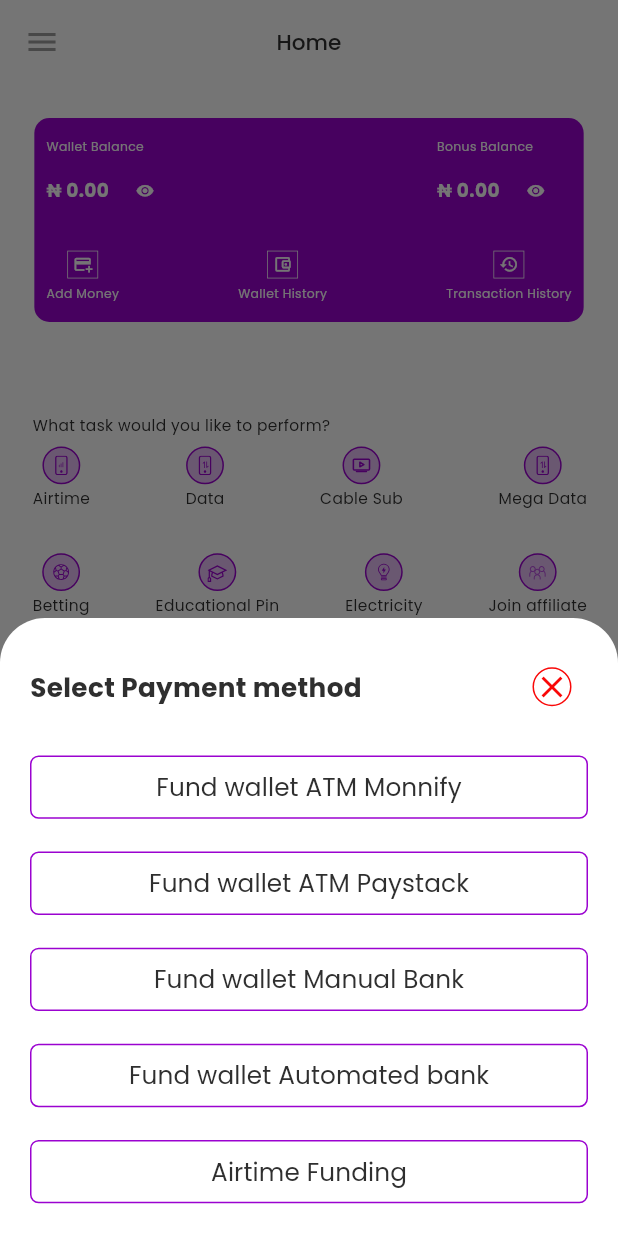
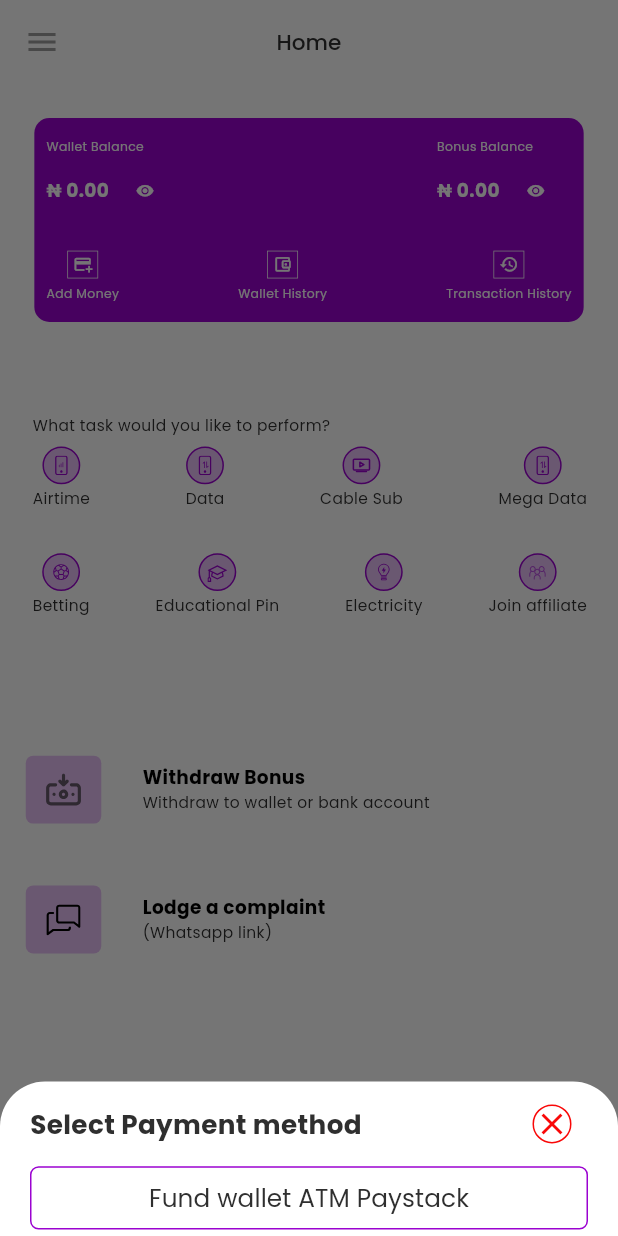
Before and after one commit to Emmatex123580/LitePay, a Flutter app: the HomeScreenPage screen opened directly, after a tap on the "add card" icon, on a phone screen of 412 x 824 dp. Run offline on Flutter 3.47's test engine with Material 3 defaults, Android fonts, the light colour scheme and no system bars; our stand-ins replace cached_network_image, cloud_firestore, firebase_auth, firebase_core, flutter_spinkit, flutter_svg and 3 more; accounts and stored records are empty.

Commit message:
adjusted the add bottomsheet

```diff
--- a/lib/auth/verify_email_page.dart
+++ b/lib/auth/verify_email_page.dart
@@ -4,6 +4,7 @@ import 'package:firebase_auth/firebase_auth.dart';
 import 'package:flutter/material.dart';
 import 'package:litepay/core/app_export.dart';
 import 'package:litepay/main.dart';
+import 'package:litepay/presentation/sign_in_screen.dart';
 import 'package:litepay/presentation/sign_up_one_screen.dart';
 
 class VerifyEmailPage extends StatefulWidget {
@@ -105,7 +106,7 @@ class _VerifyEmailPageState extends State<VerifyEmailPage> {
                 await FirebaseAuth.instance.signOut();
                 Navigator.push(
                   context,
-                  MaterialPageRoute(builder: ((context) => SignUpOneScreen()))
+                  MaterialPageRoute(builder: ((context) => SignInScreen()))
                 );
               }
             )
--- a/lib/presentation/home_screen_page.dart
+++ b/lib/presentation/home_screen_page.dart
@@ -39,7 +39,7 @@ class _HomeScreenPageState extends State<HomeScreenPage> {
           .get();
       Map<String,dynamic> data = documentSnapshot.data() as Map<String, dynamic>;
       setState(() {
-        retrievedValue = selectCharacters(data['username'], 15);
+        retrievedValue = selectCharacters(data['username'], 12);
       });
     } catch (e) {
       setState(() {
--- a/lib/widgets/add_money_bottomSheet.dart
+++ b/lib/widgets/add_money_bottomSheet.dart
@@ -16,10 +16,9 @@ void addMoneyBottomSheet(BuildContext context) {
     isDismissible: true,
     shape: const RoundedRectangleBorder(borderRadius: BorderRadius.vertical(top: Radius.circular(30))),
     builder: (BuildContext context) {
-      return SingleChildScrollView(
-        child: Container(
+      return Container(
         padding: EdgeInsets.only(left: 20, right: 20),
-          height: 400.v,
+        height: 100.v,
         child: Column(
           mainAxisAlignment: MainAxisAlignment.spaceEvenly,
           children: <Widget>[
@@ -52,18 +51,6 @@ void addMoneyBottomSheet(BuildContext context) {
                onPressed: () {
                 Navigator.push(
                   context,
-                    MaterialPageRoute(builder: (context) => FundWalletAtmMonnify()),
-                  );
-                },
-                height: 41.v,
-                text: "Fund wallet ATM Monnify",
-                buttonStyle: CustomButtonStyles.outlinePrimaryTL5,
-                buttonTextStyle: theme.textTheme.bodyLarge!,
-              ),
-              CustomOutlinedButton(
-                 onPressed: () {
-                  Navigator.push(
-                    context,
                   MaterialPageRoute(builder: (context) => FundWalletAtmPaystack()),
                 );
               },
@@ -72,45 +59,8 @@ void addMoneyBottomSheet(BuildContext context) {
               buttonStyle: CustomButtonStyles.outlinePrimaryTL5,
               buttonTextStyle: theme.textTheme.bodyLarge!,
             ),
-              CustomOutlinedButton(
-                onPressed:() {
-                  Navigator.push(
-                    context,
-                    MaterialPageRoute(builder: (context) => ManualBankPayment()),
-                  );
-                },
-                height: 41.v,
-                text: "Fund wallet Manual Bank",
-                buttonStyle: CustomButtonStyles.outlinePrimaryTL5,
-                buttonTextStyle: theme.textTheme.bodyLarge!,
-              ),
-              CustomOutlinedButton(
-                onPressed:() {
-                  Navigator.push(
-                    context,
-                    MaterialPageRoute(builder: (context) => FundWalletAutomatedBank()),
-                  );
-                },
-                height: 41.v,
-                text: "Fund wallet Automated bank",
-                buttonStyle: CustomButtonStyles.outlinePrimaryTL5,
-                buttonTextStyle: theme.textTheme.bodyLarge!,
-              ),
-              CustomOutlinedButton(
-                 onPressed: () {
-                  Navigator.push(
-                    context,
-                    MaterialPageRoute(builder: (context) => AirtimeFunding()),
-                  );
-                },
-                height: 41.v,
-                text: "Airtime Funding",
-                buttonStyle: CustomButtonStyles.outlinePrimaryTL5,
-                buttonTextStyle: theme.textTheme.bodyLarge!,
-              ),
 
           ],
-          ),
         ),
       );
     },
```
Also changed, not shown: 1 other file. Lines whose indentation alone changed are shown as unchanged.
